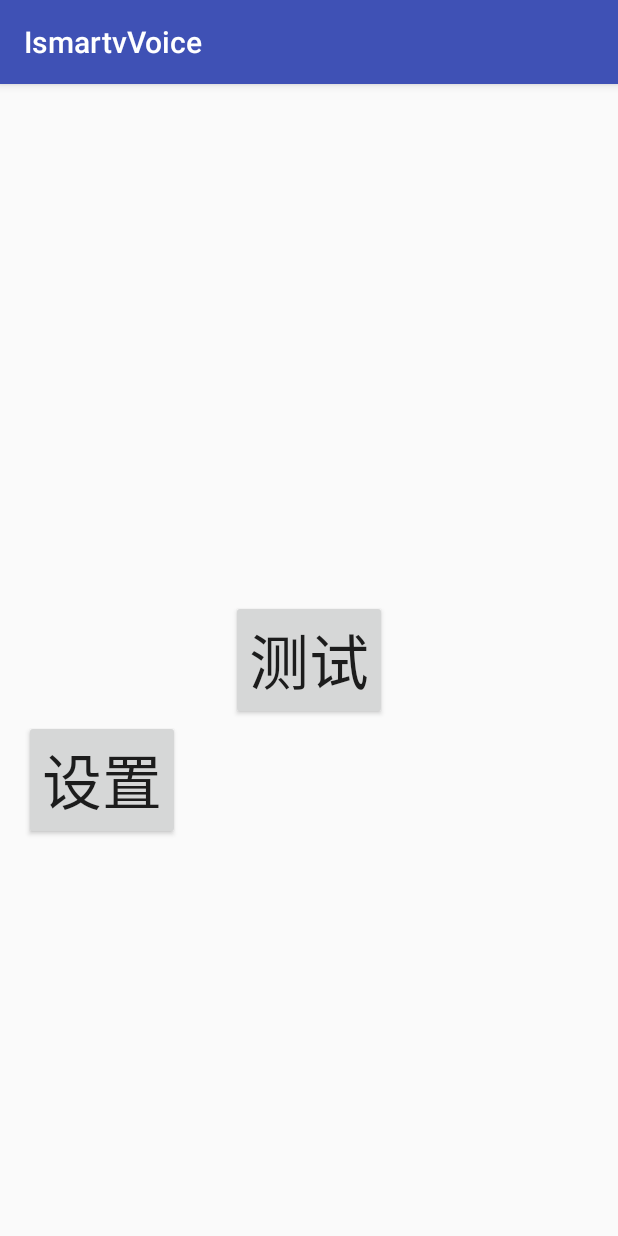
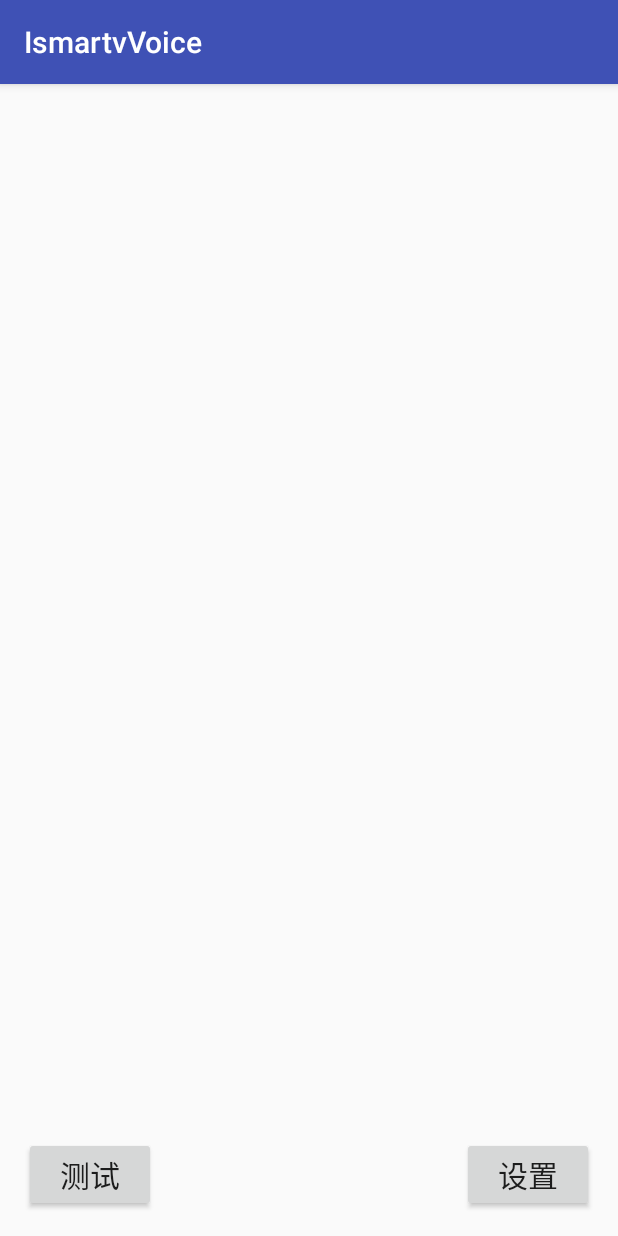
Before and after one commit to JasonFengIce/Narcissus, an Android app: the screen it shows after launch (MainActivity), on a phone screen of 412 x 824 dp. Run offline under Robolectric (Android 15) with nearby library versions, the phone set to English and light mode, and no system bars.

```diff
--- a/app/src/main/java/cn/ismartv/voice/MainActivity.java
+++ b/app/src/main/java/cn/ismartv/voice/MainActivity.java
@@ -9,6 +9,7 @@ import android.speech.RecognitionListener;
 import android.speech.SpeechRecognizer;
 import android.support.v7.app.AppCompatActivity;
 import android.util.Log;
+import android.view.LayoutInflater;
 import android.view.MotionEvent;
 import android.view.View;
 import android.view.View.OnClickListener;
@@ -51,7 +52,7 @@ public class MainActivity extends AppCompatActivity implements RecognitionListen
         settingBtn = (Button) findViewById(R.id.test);
         settingBtn.setOnClickListener(this);
 
-        speechTips = View.inflate(this, R.layout.bd_asr_popup_speech, null);
+        speechTips = LayoutInflater.from(this).inflate(R.layout.bd_asr_popup_speech, null);
         speechWave = speechTips.findViewById(R.id.wave);
         speechTips.setVisibility(View.GONE);
         addContentView(speechTips, new FrameLayout.LayoutParams(ViewGroup.LayoutParams.MATCH_PARENT, ViewGroup.LayoutParams.MATCH_PARENT));
@@ -292,6 +293,4 @@ public class MainActivity extends AppCompatActivity implements RecognitionListen
 //        sv.smoothScrollTo(0, 1000000);
         Log.d(TAG, "----" + msg);
     }
-
-
 }
--- a/app/src/main/res/layout/activity_main.xml
+++ b/app/src/main/res/layout/activity_main.xml
@@ -20,14 +20,15 @@
         android:id="@+id/button"
         android:layout_width="wrap_content"
         android:layout_height="wrap_content"
-        android:layout_centerInParent="true"
+        android:layout_alignParentBottom="true"
         android:text="测试"/>
 
     <Button
         android:id="@+id/test"
         android:layout_width="wrap_content"
         android:layout_height="wrap_content"
-        android:layout_below="@id/button"
+        android:layout_alignParentBottom="true"
+        android:layout_alignParentRight="true"
         android:text="设置"/>
 
 </RelativeLayout>
--- a/app/src/main/res/values/styles.xml
+++ b/app/src/main/res/values/styles.xml
@@ -6,7 +6,7 @@
         <item name="colorPrimary">@color/colorPrimary</item>
         <item name="colorPrimaryDark">@color/colorPrimaryDark</item>
         <item name="colorAccent">@color/colorAccent</item>
-        <item name="android:textSize">40sp</item>
+        <item name="android:textSize">20sp</item>
     </style>
 
 </resources>
```
Also changed, not shown: 2 other files.
